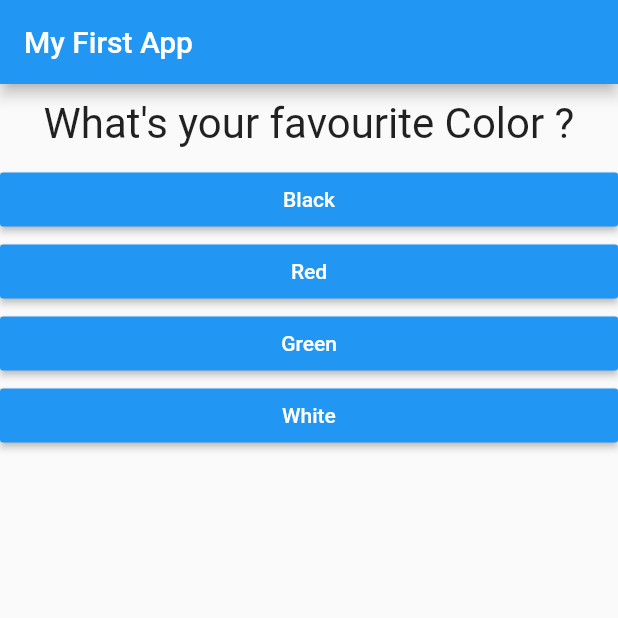
After one commit to juveria-manzar/myfirst-flutter-quiz-app, a Flutter app: the screen it shows after launch, on a phone screen of 412 x 824 dp, the top half of it. The commit adds this screen. Run offline on Flutter 3.47's test engine with Material 2 defaults, Android fonts, the phone set to English and light mode, and no system bars.

Commit message:
Splitting-app

```diff
--- a/lib/main.dart
+++ b/lib/main.dart
@@ -1,6 +1,7 @@
 import 'package:flutter/material.dart';
-import './question.dart';
-import './answer.dart';
+import 'package:quiz_app/result.dart';
+
+import 'quiz.dart';
 
 void main() => runApp(MyApp());
 
@@ -13,7 +14,7 @@ class MyApp extends StatefulWidget {
 }
 
 class _MyAppState extends State<MyApp> {
-  final question = const [
+  final _question = const [
     {
       'questionText': 'What\'s your favourite Color ? ',
       'answers': ['Black', 'Red', 'Green', 'White']
@@ -30,7 +31,7 @@ class _MyAppState extends State<MyApp> {
   var _questionIndex = 0;
 
   void _answerQuestion() {
-    if (_questionIndex < question.length) {
+    if (_questionIndex < _question.length) {
       print('We have more questions');
     }
     setState(() {
@@ -42,26 +43,16 @@ class _MyAppState extends State<MyApp> {
   Widget build(BuildContext context) {
     return MaterialApp(
       home: Scaffold(
-        appBar: AppBar(
-          title: Text('My First App'),
-        ),
-        body: _questionIndex < question.length
-            ? Column(
-                children: [
-                  Question(
-                    question[_questionIndex]['questionText'],
-                  ),
-                  //... 'spread operator' list into values (to prevent list in a list)
-                  ...(question[_questionIndex]['answers'] as List<String>)
-                      .map((answer) {
-                    return Answer(_answerQuestion, answer);
-                  }).toList()
-                ],
-              )
-            : Center(
-                child: Text('You did it'),
-              ),
-      ),
+          appBar: AppBar(
+            title: Text('My First App'),
+          ),
+          body: _questionIndex < _question.length
+              ? Quiz(
+                  answerQuestion: _answerQuestion,
+                  question: _question,
+                  questionIndex: _questionIndex,
+                )
+              : Result()),
     );
   }
 }
--- /dev/null
+++ b/lib/quiz.dart
@@ -0,0 +1,30 @@
+import 'package:flutter/material.dart';
+
+import './question.dart';
+import './answer.dart';
+
+class Quiz extends StatelessWidget {
+  final List<Map<String, Object>> question;
+  final int questionIndex;
+  final Function answerQuestion;
+
+  Quiz({
+    @required this.answerQuestion,
+    @required this.question,
+    @required this.questionIndex,
+  });
+  @override
+  Widget build(BuildContext context) {
+    return Column(
+      children: [
+        Question(
+          question[questionIndex]['questionText'],
+        ),
+        //... 'spread operator' list into values (to prevent list in a list)
+        ...(question[questionIndex]['answers'] as List<String>).map((answer) {
+          return Answer(answerQuestion, answer);
+        }).toList()
+      ],
+    );
+  }
+}
```
Also changed, not shown: lib/result.dart (added, +10 -0 lines).
